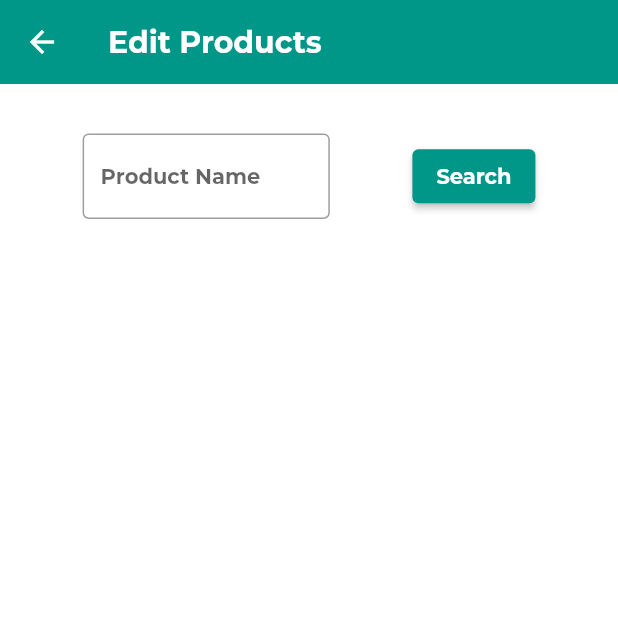
After one commit to saugat-adh/medico, a Flutter app: the EditItem screen opened directly, on a phone screen of 412 x 824 dp, the top half of it. The commit adds this screen. Run offline on Flutter 3.47's test engine with Material 2 defaults, Android fonts, the phone set to English and light mode, and no system bars; our stand-ins replace cloud_firestore, date_time_picker, firebase_auth, firebase_core, firebase_storage, flutter_feather_icons and 7 more; missing offline and left inert: auto_size_text_pk, enum_to_string, gender_picker, pattern_formatter; accounts and stored records are empty; Roboto replaces fonts that are missing (Times New Roman).

Commit message:
Edit Product Successfully ...

```diff
--- /dev/null
+++ b/lib/Pharma/edititem.dart
@@ -0,0 +1,387 @@
+import 'dart:io';
+
+import 'package:cloud_firestore/cloud_firestore.dart';
+import 'package:firebase_auth/firebase_auth.dart';
+import 'package:firebase_storage/firebase_storage.dart';
+import 'package:flutter/cupertino.dart';
+import 'package:flutter/material.dart';
+import 'package:image_picker/image_picker.dart';
+import 'package:medico/Pharma/mainScreen.dart';
+import 'package:permission_handler/permission_handler.dart';
+
+final FirebaseAuth _auth = FirebaseAuth.instance;
+final firebaseUser = _auth.currentUser;
+final FirebaseFirestore _firestore = FirebaseFirestore.instance;
+
+final _firebaseStorage = FirebaseStorage.instance;
+final _imagePicker = ImagePicker();
+PickedFile image;
+var file;
+QuerySnapshot querySnap;
+QueryDocumentSnapshot doc;
+DocumentReference docRef;
+String productImageUrl;
+
+String pName;
+String pDescription;
+String pQuantity;
+String pPrice;
+
+bool pVisible = false;
+bool show = false;
+
+class EditItem extends StatefulWidget {
+
+  @override
+  _EditState createState() => _EditState();
+}
+
+class _EditState extends State<EditItem> {
+
+  final productFind = TextEditingController();
+  final productName = TextEditingController();
+  final productDescription = TextEditingController();
+  final productQuantity = TextEditingController();
+  final productPrice = TextEditingController();
+
+  @override
+  Widget build(BuildContext context) {
+    return Scaffold(
+      backgroundColor: Colors.white,
+      appBar: AppBar(
+        automaticallyImplyLeading: false,
+        leading: IconButton(
+            icon: Icon(Icons.arrow_back),
+            onPressed: () {
+              pVisible = false;
+              show = false;
+              Navigator.push(context,
+                  MaterialPageRoute(
+                      builder: (BuildContext context) => Pharma()));
+            },
+          ),
+        title: Text(
+          'Edit Products', style: TextStyle(fontFamily: 'Times New Roman'),),
+        elevation: 0,
+        backgroundColor: Colors.teal,
+
+      ),
+      body: SafeArea(
+        child: Container(
+          child: SingleChildScrollView(
+            child: Column(
+                children: [
+                  SizedBox(height: MediaQuery.of(context).size.height * 0.04),
+                  _productFind(),
+                  SizedBox(height: MediaQuery.of(context).size.height * 0.04),
+                  _productDetails(),
+
+                ]),
+          ),
+        ),
+      ),
+    );
+  }
+
+  _productFind() {
+    return Row(
+        mainAxisAlignment: MainAxisAlignment.spaceEvenly,
+        children: [
+          Container(
+            width: MediaQuery
+                .of(context)
+                .size
+                .width * 0.4,
+            child: TextFormField(
+              controller: productFind,
+              style: TextStyle(fontSize: 14),
+              decoration: InputDecoration(
+                border: new OutlineInputBorder(),
+                hintText: "Product Name",
+              ),
+            ),
+          ),
+          ElevatedButton(
+            onPressed: () {
+              _checkProduct();
+            },
+            child: Text(
+              'Search', style: TextStyle(color: Colors.white, fontSize: 14),
+            ),
+            style: ButtonStyle(
+              backgroundColor: MaterialStateProperty.all(Colors.teal),
+            ),
+          )
+        ]
+    );
+  }
+
+  _checkProduct() async {
+    querySnap = await _firestore.collection('products').where('Name', isEqualTo: productFind.text ).get();
+    if (querySnap.docs.isNotEmpty) {
+      doc = querySnap.docs[0];
+      if (doc.exists) {
+        ScaffoldMessenger.of(context).showSnackBar(
+            SnackBar(content: Text('Product Found')));
+        setState(() {
+          pVisible = true;
+        });
+        docRef = doc.reference;
+        await docRef.get().then((DocumentSnapshot documentSnapshot) {
+          pName = documentSnapshot.get('Name');
+          pDescription = documentSnapshot.get('Description');
+          pQuantity = documentSnapshot.get('Quantity');
+          pPrice = documentSnapshot.get('Price');
+          productImageUrl = documentSnapshot.get('ProductImageUrl');
+        }).catchError((e) {
+          print(e);
+        });
+      }
+    }
+    else {
+      setState(() {
+        ScaffoldMessenger.of(context).showSnackBar(
+            SnackBar(content: Text('Product Not Found')));
+        pVisible = false;
+      });
+    }
+  }
+
+  _productDetails() {
+    return Visibility(
+      visible: pVisible,
+      child: Column(
+            children: [
+             Container(
+               height: MediaQuery.of(context).size.height * 0.004,
+               decoration: BoxDecoration(
+                 color: Colors.teal,
+               ),
+             ),
+              Container(
+              height: MediaQuery.of(context).size.height * 0.004,
+              decoration: BoxDecoration(
+              color: Colors.teal,
+                ),
+              ),
+              Column(
+                children: [
+                  SizedBox(height: MediaQuery.of(context).size.height * 0.02),
+                  _product(
+                   name: 'Name',
+                   controller: productName ,
+                   type: TextInputType.text,
+                   hintText: pName,
+                 ),
+                  _product(
+                    name: 'Description',
+                    controller: productDescription ,
+                    type: TextInputType.text,
+                    hintText: pDescription,
+                  ),
+                _product(
+                  name: 'Quantity',
+                  controller: productQuantity ,
+                  type: TextInputType.number,
+                  hintText: pQuantity,
+                ),
+                _product(
+                  name: 'Price',
+                  controller: productPrice,
+                  hintText: pPrice,
+                  type: TextInputType.number,
+                ),
+                SizedBox(height: MediaQuery.of(context).size.height*0.02,),
+                _productImage(),
+                SizedBox(height: MediaQuery.of(context).size.height*0.05,),
+                _submit(),
+              ])
+            ],
+      ),
+    );
+  }
+
+  _productImage(){
+    return  Container(
+      color: Colors.teal,
+      height: MediaQuery.of(context).size.width*0.3,
+      child: InkWell(
+        onTap: () {
+          uploadImage();
+        },
+        child: (productImageUrl != null) ?
+        Image(image: new NetworkImage(productImageUrl))
+            :Image(
+          image: new AssetImage('images/upload.jpg'),
+        ),
+      ),
+    );
+  }
+
+  _submit(){
+    return Row(
+        mainAxisAlignment: MainAxisAlignment.spaceEvenly,
+        children:[
+          ElevatedButton(
+            child: Text('Update' ,style: TextStyle(color: Colors.white, fontSize: 14),
+            ),
+            style: ButtonStyle(
+              backgroundColor: MaterialStateProperty.all(Colors.teal),
+            ),
+            onPressed: () {
+              pName = productName.text;
+              pDescription = productDescription.text;
+              pQuantity = productQuantity.text;
+              pPrice = productPrice.text;
+              _upload();
+              _clear();
+            },
+          ),
+
+          ElevatedButton(
+            child: Text('Delete' ,style: TextStyle(color: Colors.white, fontSize: 14),
+            ),
+            style: ButtonStyle(
+              backgroundColor: MaterialStateProperty.all(Colors.teal),
+            ),
+            onPressed: () {
+              pVisible = false;
+              _deleteProduct();
+              ScaffoldMessenger.of(context).showSnackBar(
+                  SnackBar(content: Text('Product Deleted Successfully')));
+              _clear();
+            },
+          ),
+
+          ElevatedButton(
+            child: Text('Cancel' ,style: TextStyle(color: Colors.white, fontSize: 14),
+            ),
+            style: ButtonStyle(
+              backgroundColor: MaterialStateProperty.all(Colors.teal),
+            ),
+            onPressed: () {
+              pVisible = false;
+              Navigator.push(
+                  context,
+                  MaterialPageRoute(
+                      builder: (context) => Pharma()));
+              _clear();
+            },
+          ),
+
+        ]
+    );
+  }
+
+
+  uploadImage() async {
+    //Check Permissions
+    await Permission.photos.request();
+
+    var permissionStatus = await Permission.photos.status;
+
+    if (permissionStatus.isGranted) {
+      //Select Image
+      image = await _imagePicker.getImage(source: ImageSource.gallery);
+      file = File(image.path);
+      if (image != null ) {
+        ScaffoldMessenger.of(context).showSnackBar(
+            SnackBar(content: Text('Wait, Image is being uploading ...')));
+        //Upload to Firebase
+        var snapshot = await _firebaseStorage
+            .ref()
+            .child('ProductImage')
+            .child(productName.text)
+            .child(productName.text)
+            .putFile(file);
+        var downloadUrl = await snapshot.ref.getDownloadURL();
+        setState(() {
+          productImageUrl = downloadUrl;
+          ScaffoldMessenger.of(context).showSnackBar(
+              SnackBar(content: Text('Product Image Uploaded')));
+        });
+      } else {
+        print('No Image Path Received');
+      }
+    } else {
+      print('Permission not granted. Try Again with permission access');
+    }
+  }
+
+  _upload() async {
+    await docRef.update({
+      'Name' : pName,
+      'Description' : pDescription,
+      'Quantity' : pQuantity,
+      'Price' : pPrice,
+      'ProductImageUrl' : productImageUrl,
+    }).then((value) => ScaffoldMessenger.of(context).showSnackBar(
+        SnackBar(content: Text('Product Updated Successfully'))));
+    }
+
+  _deleteProduct() async {
+    await docRef.delete();
+  }
+
+
+  _clear() {
+    productName.clear();
+    productDescription.clear();
+    productQuantity.clear();
+    productPrice.clear();
+    setState(() {
+      productImageUrl = null;
+    });
+
+  }
+
+ }
+
+class _product extends StatelessWidget {
+
+  final String name;
+  final String hintText;
+  final TextEditingController controller;
+  final TextInputType type;
+
+  const _product({
+    Key key,
+    this.name,
+    this.hintText,
+    this.controller,
+    this.type,
+  }) : super (key : key);
+
+  @override
+  Widget build(BuildContext context) {
+    return Container(
+      width: MediaQuery
+          .of(context)
+          .size
+          .width - 5,
+      padding: EdgeInsets.all(10),
+      child: Row(
+        mainAxisAlignment: MainAxisAlignment.start,
+
+        children: [
+          new Flexible(
+            child: Padding(
+              padding: EdgeInsets.all(8.0),
+              child: TextFormField(
+                keyboardType: type,
+                controller: controller,
+                style: TextStyle(fontSize: 14),
+                decoration: InputDecoration(
+                  border: new OutlineInputBorder(),
+                  hintText: hintText,
+                ),
+
+              ),
+            ),
+          ),
+        ],
+      ),
+    );
+  }
+
+}
```
Also changed, not shown: lib/Pharma/mainScreen.dart (+12 -1 lines).
